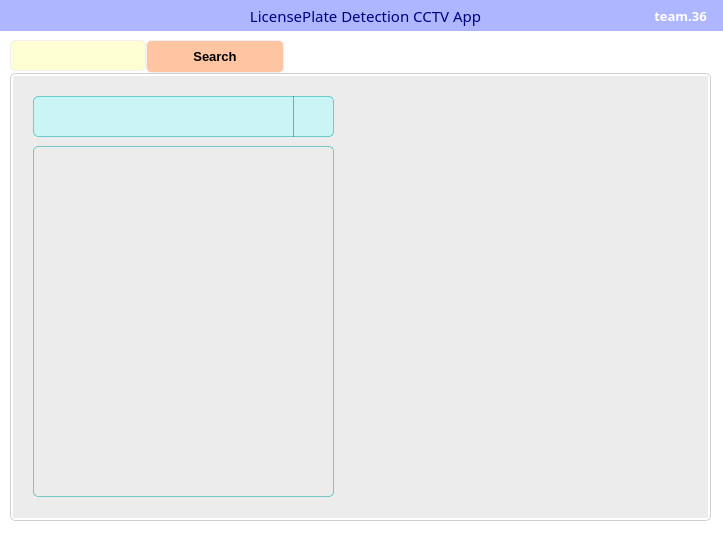
Above: cctv_36/mainwindow.ui from VEDA-ThirtySix/PAMS-client before the change. Below: the same form after it.
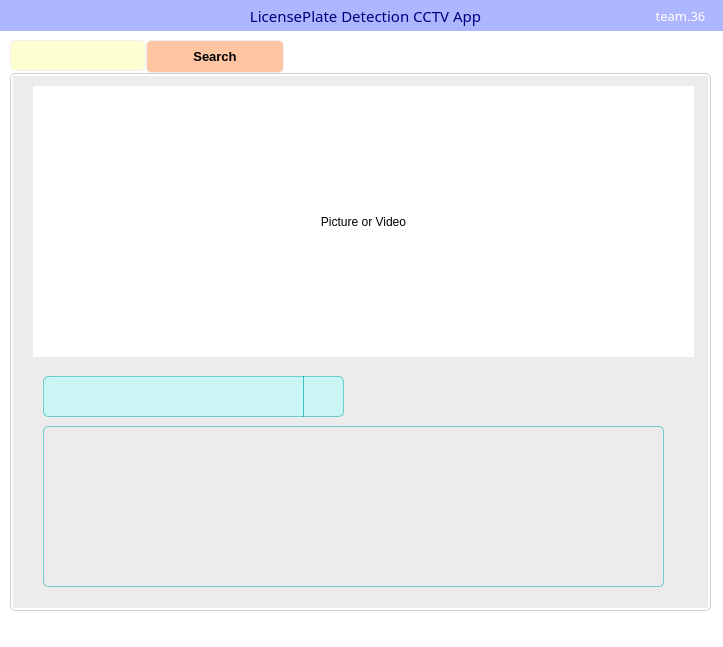
That is the form after the change. The open tabs and pages were chosen to show the change. Icons and pictures are not drawn.

Commit message:
fix : 검색 UI 수정, handleError 메세지 반복으로 나타나는 현상 고침
bool errorMessageShown = false; 추가하여
메세지박스 처음에 나타나고 그 후는 나타나지 않게 수정

Diff of the .ui file:
```diff
--- a/cctv_36/mainwindow.ui
+++ b/cctv_36/mainwindow.ui
@@ -7,7 +7,7 @@
     <x>0</x>
     <y>0</y>
     <width>723</width>
-    <height>546</height>
+    <height>647</height>
    </rect>
   </property>
   <property name="windowTitle">
@@ -23,7 +23,7 @@
       <x>10</x>
       <y>40</y>
       <width>701</width>
-      <height>481</height>
+      <height>571</height>
      </rect>
     </property>
     <property name="styleSheet">
@@ -207,10 +207,10 @@
      <widget class="QFrame" name="searchFrame">
       <property name="geometry">
        <rect>
-        <x>10</x>
-        <y>10</y>
-        <width>321</width>
-        <height>421</height>
+        <x>20</x>
+        <y>290</y>
+        <width>661</width>
+        <height>231</height>
        </rect>
       </property>
       <property name="styleSheet">
@@ -276,8 +276,8 @@
         <rect>
          <x>10</x>
          <y>60</y>
-         <width>301</width>
-         <height>351</height>
+         <width>621</width>
+         <height>161</height>
         </rect>
        </property>
        <property name="styleSheet">
@@ -288,6 +288,22 @@
        </property>
       </widget>
      </widget>
+     <widget class="QLabel" name="label">
+      <property name="geometry">
+       <rect>
+        <x>20</x>
+        <y>10</y>
+        <width>661</width>
+        <height>271</height>
+       </rect>
+      </property>
+      <property name="text">
+       <string>Picture or Video</string>
+      </property>
+      <property name="alignment">
+       <set>Qt::AlignmentFlag::AlignCenter</set>
+      </property>
+     </widget>
     </widget>
    </widget>
    <widget class="QLabel" name="guideLabel">
@@ -304,7 +320,7 @@
       <family>Quicksand Medium</family>
       <pointsize>11</pointsize>
       <italic>false</italic>
-      <bold>false</bold>
+      <fontweight>Medium</fontweight>
      </font>
     </property>
     <property name="styleSheet">
@@ -337,7 +353,7 @@
       <family>NotoSerifTamilSlanted Black</family>
       <pointsize>10</pointsize>
       <italic>false</italic>
-      <bold>true</bold>
+      <fontweight>Black</fontweight>
      </font>
     </property>
     <property name="styleSheet">
```
Left out of the diff: 24 changed lines with no effect on the pictures. The commit also changes 3 other files.
